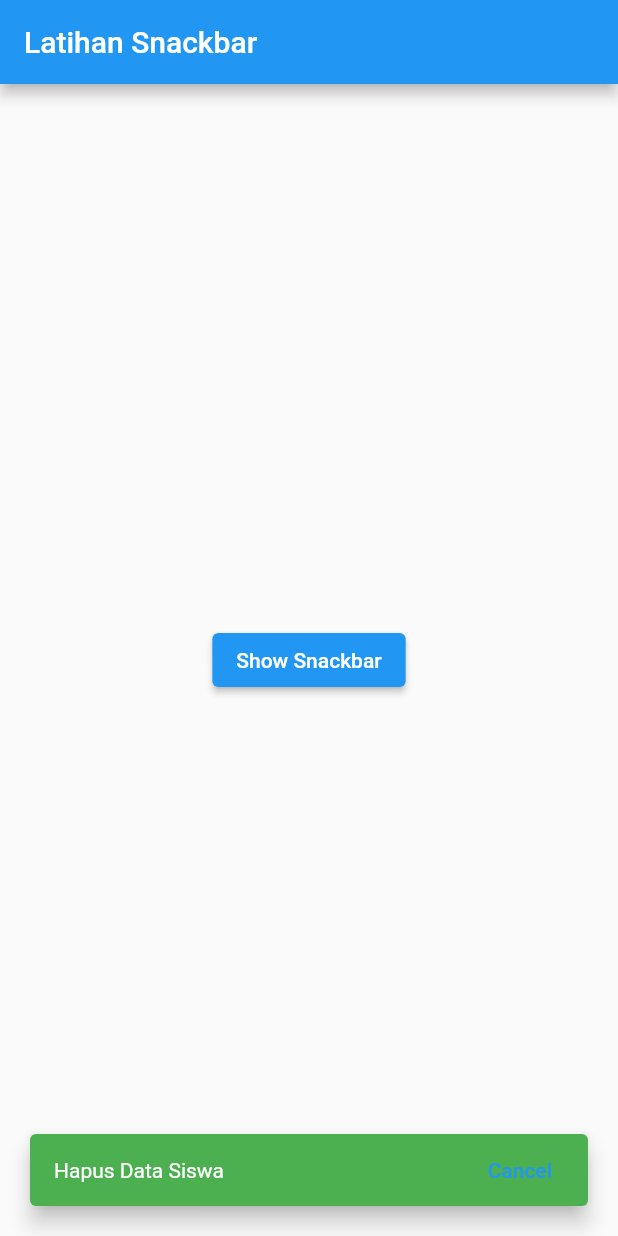
After one commit to angular403/belajar_flutter, a Flutter app: the screen it shows after launch, after a tap on "Study", after a tap on "Show Snackbar", on a phone screen of 412 x 824 dp. The commit adds this screen. Run offline on Flutter 3.47's test engine with Material 2 defaults, Android fonts, the phone set to English and light mode, and no system bars.

Commit message:
latihan dialog dan snackbar

```diff
--- a/lib/pages/home_page.dart
+++ b/lib/pages/home_page.dart
@@ -7,11 +7,11 @@ import 'package:flutter/material.dart';
 // import 'package:latihan_week3/exam/soal14.dart';
 // import 'package:latihan_week3/exam/soal15.dart';
 // import 'package:latihan_week3/exam/soal16.dart';
-import 'package:latihan_week3/exam/soal17.dart';
-import 'package:latihan_week3/exam/soal18.dart';
-import 'package:latihan_week3/exam/soal19.dart';
-import 'package:latihan_week3/exam/soal20.dart';
-import 'package:latihan_week3/exam/soal21.dart';
+// import 'package:latihan_week3/exam/soal17.dart';
+// import 'package:latihan_week3/exam/soal18.dart';
+// import 'package:latihan_week3/exam/soal19.dart';
+// import 'package:latihan_week3/exam/soal20.dart';
+// import 'package:latihan_week3/exam/soal21.dart';
 import 'package:latihan_week3/exam/soal22.dart';
 import 'package:latihan_week3/pages/extract_widget.dart';
 // import 'package:latihan_week3/exam/soal2.dart';
@@ -28,6 +28,8 @@ import 'package:latihan_week3/pages/latihan_builder.dart';
 import 'package:latihan_week3/pages/latihan_listile.dart';
 import 'package:latihan_week3/pages/latihan_listview.dart';
 import 'package:latihan_week3/pages/ui_instagram.dart';
+import 'package:latihan_week3/study/dialog.dart';
+import 'package:latihan_week3/study/snack.dart';
 
 class HomePage extends StatelessWidget {
   const HomePage({Key? key}) : super(key: key);
@@ -113,6 +115,18 @@ class HomePage extends StatelessWidget {
                 "Exam Bootcamp",
               ),
             ),
+             ElevatedButton(
+              onPressed: () {
+                Navigator.of(context).pushReplacement(
+                  MaterialPageRoute(
+                    builder: (context) => Snack(),
+                  ),
+                );
+              },
+              child: Text(
+                "Study",
+              ),
+            ),
           ],
         ),
       ),
--- /dev/null
+++ b/lib/study/snack.dart
@@ -0,0 +1,34 @@
+import 'package:flutter/material.dart';
+
+class Snack extends StatelessWidget {
+  const Snack({Key? key}) : super(key: key);
+
+  @override
+  Widget build(BuildContext context) {
+    return Scaffold(
+        appBar: AppBar(
+          title: Text("Latihan Snackbar"),
+        ),
+        body: Center(
+          child: ElevatedButton(
+            child: Text("Show Snackbar"),
+            onPressed: () {
+              ScaffoldMessenger.of(context).showSnackBar(
+                SnackBar(
+                  content: Text("Hapus Data Siswa"),
+                  action: SnackBarAction(
+                      label: "Cancel",
+                      onPressed: () {
+                        print("Data tidak jadi dihapus");
+                      }),
+                      margin: EdgeInsets.all(20),
+                      behavior: SnackBarBehavior.floating,
+                      duration: Duration(seconds: 3),
+                      backgroundColor: Colors.green,
+                ),
+              );
+            },
+          ),
+        ));
+  }
+}
```
Also changed, not shown: lib/study/dialog.dart (added, +39 -0 lines).
